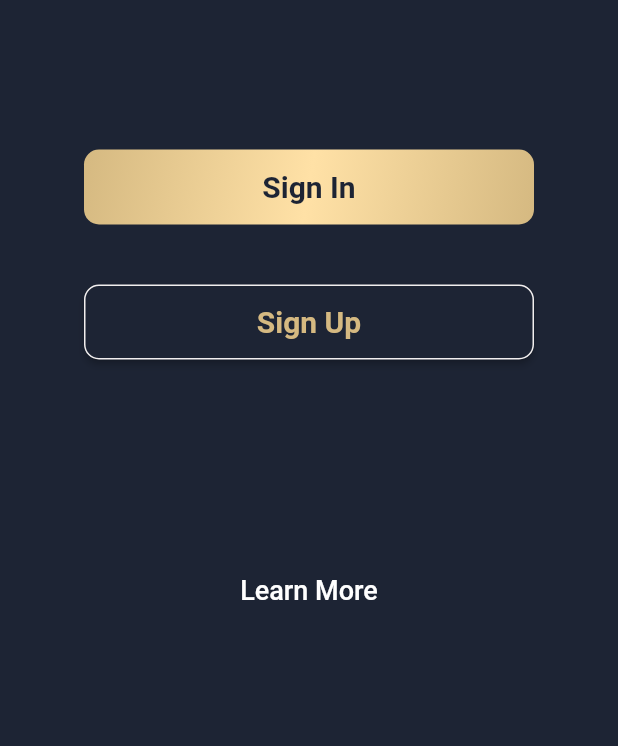
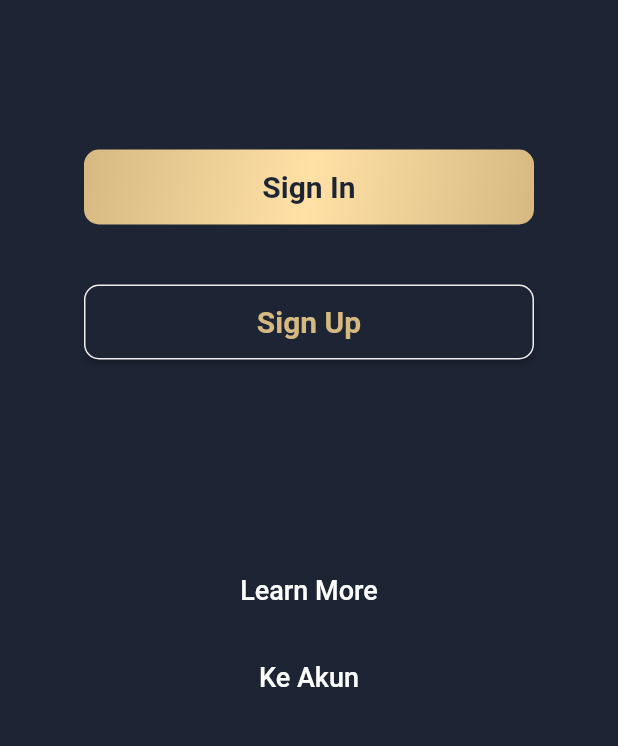
Before and after one commit to ybrefodlavir/BarberX, a Flutter app: the screen it shows after launch, on a phone screen of 412 x 824 dp, the part 404-1150 px from its top. Run offline on Flutter 3.47's test engine with Material 2 defaults, Android fonts, the phone set to English and light mode, and no system bars; our stand-ins replace device_info, shared_preferences.

Commit message:
Button KE AKUN

```diff
--- a/lib/main.dart
+++ b/lib/main.dart
@@ -4,6 +4,7 @@ import 'package:barber/pages/welcome_page.dart';
 import 'package:barber/pages/signin_page.dart';
 import 'package:barber/pages/signup_page.dart';
 import 'package:barber/pages/home_page.dart';
+import 'package:barber/pages/editacc_page.dart';
 import 'package:barber/providers/AuthProvider.dart';
 import 'package:flutter/material.dart';
 import 'package:provider/provider.dart';
@@ -29,6 +30,7 @@ class MyApp extends StatelessWidget {
         '/home': (context) => Home(),
         '/reservasi': (context) => Reservasi(),
         '/akun': (context) => Akun(),
+        '/editakun': (context) => EditAcc(),
       }),
     );
   }
--- a/lib/pages/welcome_page.dart
+++ b/lib/pages/welcome_page.dart
@@ -97,10 +97,27 @@ class WelcomePage extends StatelessWidget {
               ),
               child: TextButton(
                 onPressed: () {
-                  Navigator.pushNamed(context, '/home');
+                  Navigator.pushNamed(context, '/editakun');
                 },
                 child: Text(
                   "Learn More",
+                  style: TextStyle(
+                    fontSize: 18,
+                    color: Colors.white,
+                  ),
+                ),
+              ),
+            ),
+            Container(
+              margin: EdgeInsets.only(
+                top: 10,
+              ),
+              child: TextButton(
+                onPressed: () {
+                  Navigator.pushNamed(context, '/akun');
+                },
+                child: Text(
+                  "Ke Akun",
                   style: TextStyle(
                     fontSize: 18,
                     color: Colors.white,
```
Also changed, not shown: lib/pages/editacc_page.dart (added, +56 -0 lines).
